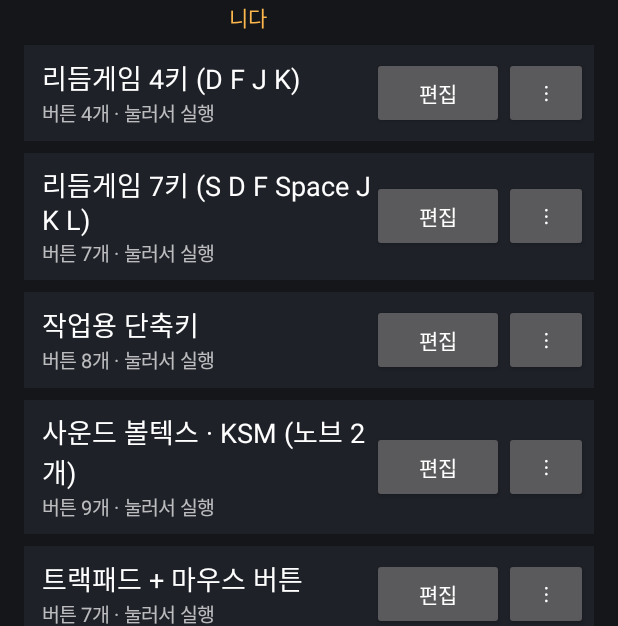
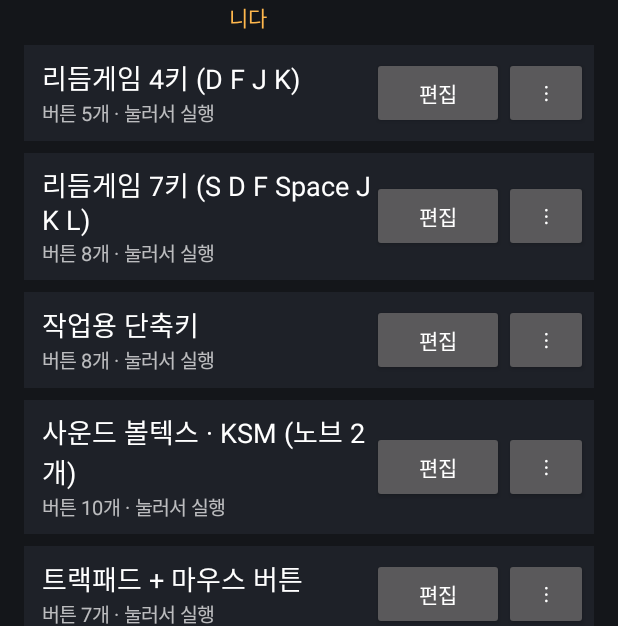
Before and after one commit to jkyou1127-ship-it/control, an Android app: the screen it shows after launch (MainActivity), on a phone screen of 412 x 824 dp. Shown: the part 177-803 px from the top of the screen. Run offline under Robolectric (Android 15) with nearby library versions, the phone set to English and light mode, and no system bars; network calls fail.

Commit message:
Add quick-restart buttons for SDVX, DJMAX and EZ2ON
Co-Authored-By: Claude Fable 5.2 <noreply@anthropic.com>
Claude-Session: https://claude.ai/code/session_01TkSyFuCSLW8JqqorFFicnk

```diff
--- a/app/build.gradle.kts
+++ b/app/build.gradle.kts
@@ -11,8 +11,8 @@ android {
         applicationId = "com.controlpad.app"
         minSdk = 28
         targetSdk = 34
-        versionCode = 5
-        versionName = "1.4"
+        versionCode = 6
+        versionName = "1.5"
     }
 
     // 저장소에 포함된 고정 키. 비밀이 아니며, 어디서 빌드하든 같은 서명이 되어
--- a/app/src/main/java/com/controlpad/app/Layout.kt
+++ b/app/src/main/java/com/controlpad/app/Layout.kt
@@ -131,6 +131,17 @@ object LayoutStore {
     }
 }
 
+/** 게임별 퀵 리스타트 키. 누르고 있는 동안 입력되므로, 길게 눌러야 하는 게임에서도 쓸 수 있다. */
+object Restart {
+    val names = listOf("사운드 볼텍스 (Enter + Space + R Alt)", "DJMAX · EZ2ON (F5)")
+    val SDVX = listOf(0xE6, 0x28, 0x2C)
+    val F5 = listOf(0x3E)
+
+    fun button(index: Int, x: Float, y: Float, w: Float, h: Float) = PadButton(
+        x, y, w, h, "RESTART", (if (index == 0) SDVX else F5).toMutableList(), color = PadButton.PALETTE[3],
+    )
+}
+
 object Templates {
     val names = listOf(
         "빈 레이아웃", "리듬게임 4키 (D F J K)", "리듬게임 7키 (S D F Space J K L)", "작업용 단축키",
@@ -159,6 +170,7 @@ object Templates {
                 color = PadButton.PALETTE[if (label == "Space") 1 else if (i % 2 == 0) 0 else 2],
             )
         }
+        l.buttons += Restart.button(1, 0.845f, 0.04f, 0.14f, 0.2f)
         return l
     }
 
@@ -173,6 +185,7 @@ object Templates {
         l.buttons += knob(0.02f, "VOL-L", 0x14, 0x1A, p[0])
         l.buttons += knob(0.78f, "VOL-R", 0x12, 0x13, p[3])
         l.buttons += PadButton(0.42f, 0.05f, 0.16f, 0.16f, "START", mutableListOf(0x28), color = p[4])
+        l.buttons += Restart.button(0, 0.42f, 0.23f, 0.16f, 0.14f)
         listOf("BT-A" to 0x16, "BT-B" to 0x07, "BT-C" to 0x0E, "BT-D" to 0x0F).forEachIndexed { i, (label, key) ->
             l.buttons += PadButton(0.1f + i * 0.205f, 0.42f, 0.185f, 0.3f, label, mutableListOf(key), color = p[7])
         }
```
Also changed, not shown: app/src/main/java/com/controlpad/app/EditorActivity.kt (+8 -0 lines), 6 other files.
